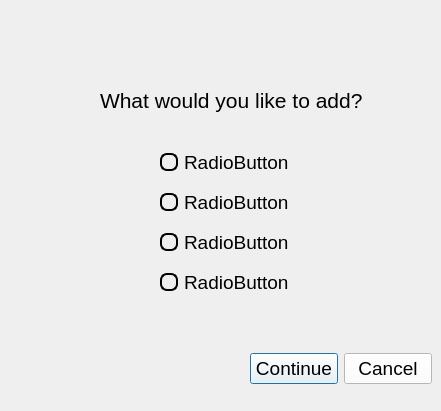
This is gitmap/gui/add_item_dialog.ui in ajr32/GitMap as Qt 5 draws it before an edit. The edited form follows.
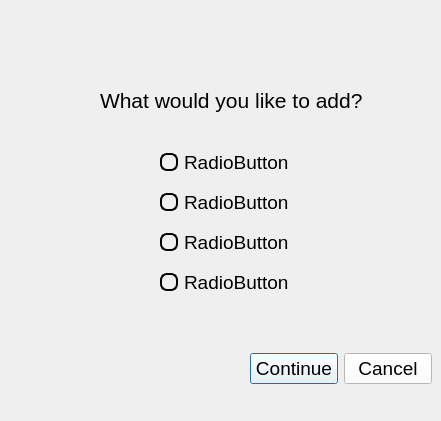
This is the edited form.

```diff
--- a/gitmap/gui/add_item_dialog.ui
+++ b/gitmap/gui/add_item_dialog.ui
@@ -7,7 +7,7 @@
     <x>0</x>
     <y>0</y>
     <width>441</width>
-    <height>411</height>
+    <height>421</height>
    </rect>
   </property>
   <property name="windowTitle">
```
